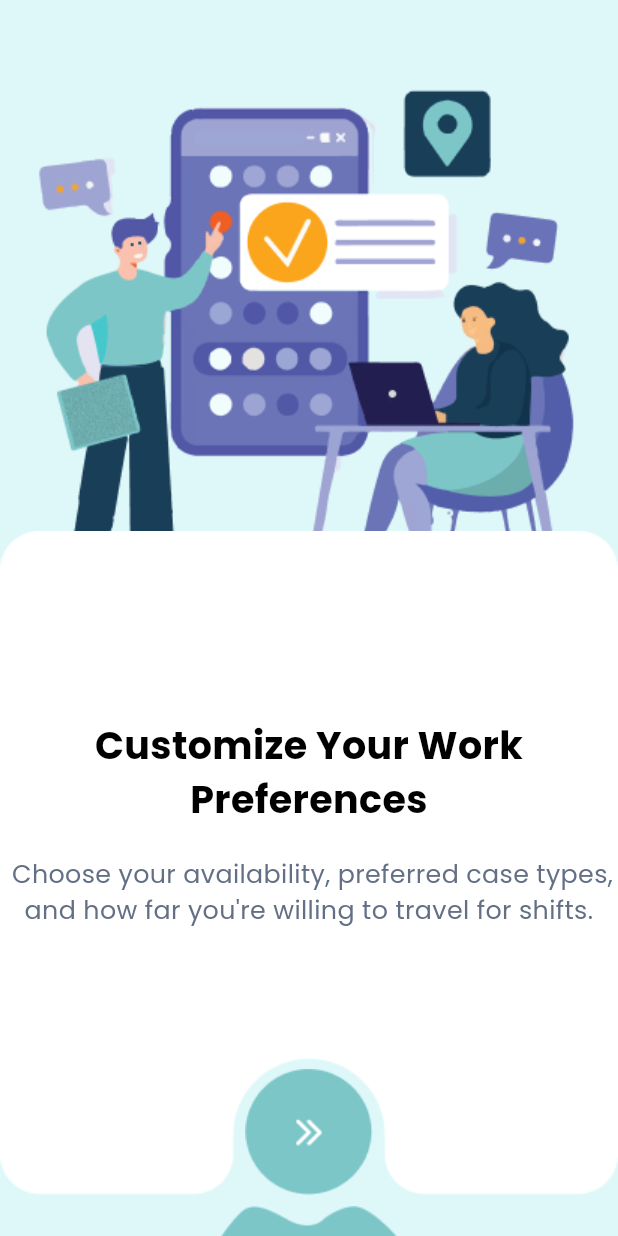
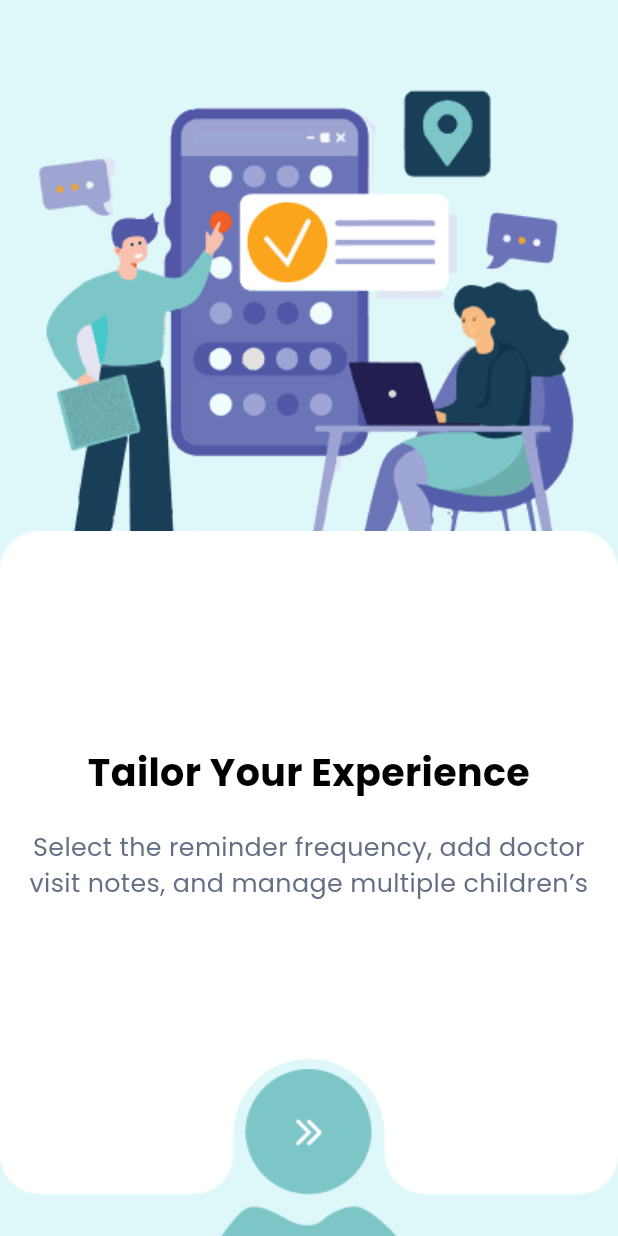
Before and after one commit to Nifat130/baby_vax, a Flutter app: the OnboardingScreenThree screen opened directly, on a phone screen of 412 x 824 dp. Run offline on Flutter 3.47's test engine with Material 3 defaults, Android fonts, the phone set to English and light mode, and no system bars; our stand-ins replace flutter_spinkit, get, google_fonts, logger, shared_preferences; accounts and stored records are empty.

Commit message:
third onboarding screen done by Nifat

```diff
--- a/lib/features/onboarding/screens/onboarding_screen_three.dart
+++ b/lib/features/onboarding/screens/onboarding_screen_three.dart
@@ -34,14 +34,17 @@ class OnboardingScreenThree extends StatelessWidget {
                   bottom: -280.h,
                   child: Align(
                     alignment: Alignment.center,
+                    child: Padding(
+                      padding: EdgeInsets.symmetric(horizontal: 16.w),
                       child: Column(
                         mainAxisAlignment: MainAxisAlignment.center,
                         crossAxisAlignment: CrossAxisAlignment.center,
                         children: [
-                        CustomText(text: "Customize Your Work \nPreferences", maxLines: 2, fontSize: 24.sp, fontWeight: FontWeight.w700, textAlign: TextAlign.center,),
+                          CustomText(text: "Tailor Your Experience", maxLines: 2, fontSize: 24.sp, fontWeight: FontWeight.w700, textAlign: TextAlign.center,),
                           SizedBox(height: 20.h,),
-                        CustomText(text: " Choose your availability, preferred case types, and how far you're willing to travel for shifts.", maxLines: 2, fontSize: 16.sp, fontWeight: FontWeight.w400, textAlign: TextAlign.center, color: AppColors.textSecondary,),
+                          CustomText(text: "Select the reminder frequency, add doctor visit notes, and manage multiple children’s schedules.", maxLines: 2, fontSize: 16.sp, fontWeight: FontWeight.w400, textAlign: TextAlign.center, color: AppColors.textSecondary,),
                         ],
+                      ),
                     ),
                   )
               ),
```
Lines whose indentation alone changed are shown as unchanged.
